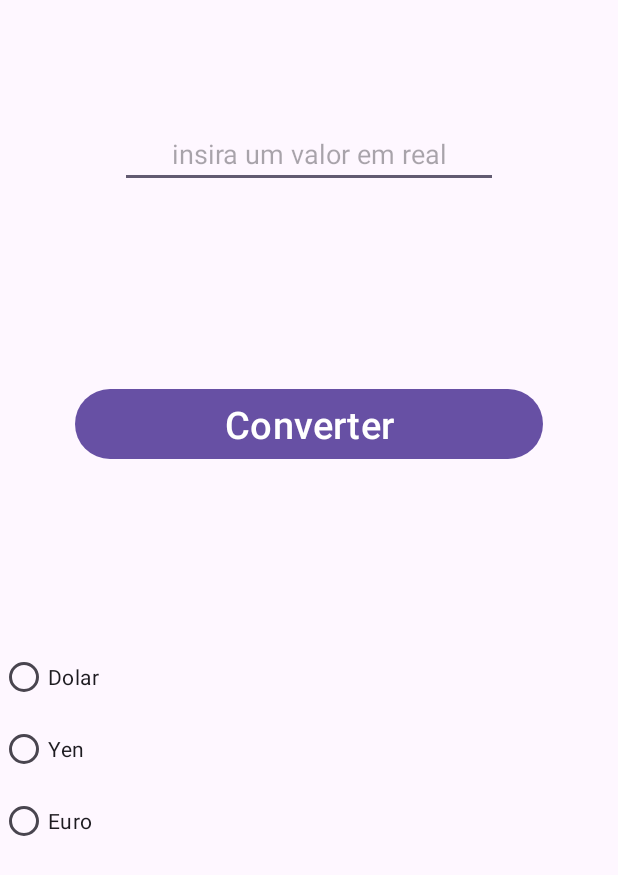
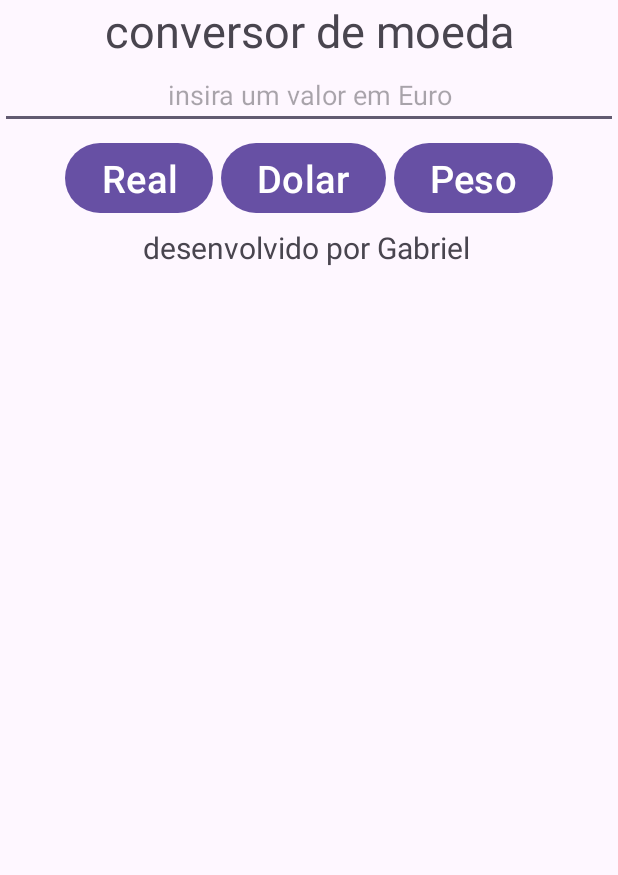
Before and after one commit to GamyuX/AppZero, an Android app: the layout activity_main.xml on its own in the app's theme, with its tools: preview values and no code run, on a phone screen of 412 x 824 dp. Shown: the top 875 px of the screen. Run offline under Robolectric (Android 15) with nearby library versions, the phone set to English and light mode, and no system bars.

Commit message:
Projeto Conversor moeda

```diff
--- a/app/src/main/res/layout/activity_main.xml
+++ b/app/src/main/res/layout/activity_main.xml
@@ -7,51 +7,58 @@
     android:orientation="vertical"
     tools:context=".MainActivity">
 
-    <EditText
-        android:id="@+id/edit_real"
+    <TextView
         android:layout_width="match_parent"
         android:layout_height="wrap_content"
-        android:layout_margin="80dp"
+        android:text="conversor de moeda"
         android:gravity="center"
-        android:hint="insira um valor em real"
+        android:textSize="30sp"/>
+
+    <EditText
+        android:id="@+id/edit_euro"
+        android:layout_width="match_parent"
+        android:layout_height="wrap_content"
+        android:gravity="center"
+        android:hint="insira um valor em Euro"
         android:inputType="number|numberDecimal|numberSigned" />
 
-    <Button
+    <LinearLayout
         android:layout_width="match_parent"
         android:layout_height="wrap_content"
-        android:layout_margin="50dp"
-        android:id="@+id/button_converter"
-        android:text="Converter"
-        android:textSize="25sp"/>
+        android:orientation="horizontal"
+        android:gravity="center">
+
+        <Button
+            android:id="@+id/button_real"
+            android:layout_width="wrap_content"
+            android:layout_height="wrap_content"
+            android:text="Real"
+            android:textSize="25sp" />
+
+
+        <Button
+            android:id="@+id/button_dolar"
+            android:layout_width="wrap_content"
+            android:layout_height="wrap_content"
+            android:text="Dolar"
+            android:textSize="25sp"
+            android:layout_margin="5dp"/>
+
+
+        <Button
+            android:layout_width="wrap_content"
+            android:layout_height="wrap_content"
+            android:id="@+id/button_peso"
+            android:text="Peso"
+            android:textSize="25sp"/>
+
+    </LinearLayout>
 
     <TextView
         android:layout_width="match_parent"
         android:layout_height="wrap_content"
-        android:id="@+id/text_dolar"
-        android:textSize="50sp"
-        android:gravity="center"/>
+        android:gravity="center"
+        android:text="desenvolvido por Gabriel "
+        android:textSize="20sp" />
 
-    <RadioGroup
-        android:id="@+id/radioGroup"
-        android:layout_width="match_parent"
-        android:layout_height="match_parent" >
-
-        <RadioButton
-            android:id="@+id/radioButtonD"
-            android:layout_width="match_parent"
-            android:layout_height="wrap_content"
-            android:text="Dolar" />
-
-        <RadioButton
-            android:id="@+id/radioButtonY"
-            android:layout_width="match_parent"
-            android:layout_height="wrap_content"
-            android:text="Yen" />
-
-        <RadioButton
-            android:id="@+id/radioButtonE"
-            android:layout_width="match_parent"
-            android:layout_height="wrap_content"
-            android:text="Euro" />
-    </RadioGroup>
 </LinearLayout>
```
Also changed, not shown: app/src/main/java/com/example/appzero/MainActivity.kt (+20 -23 lines).
